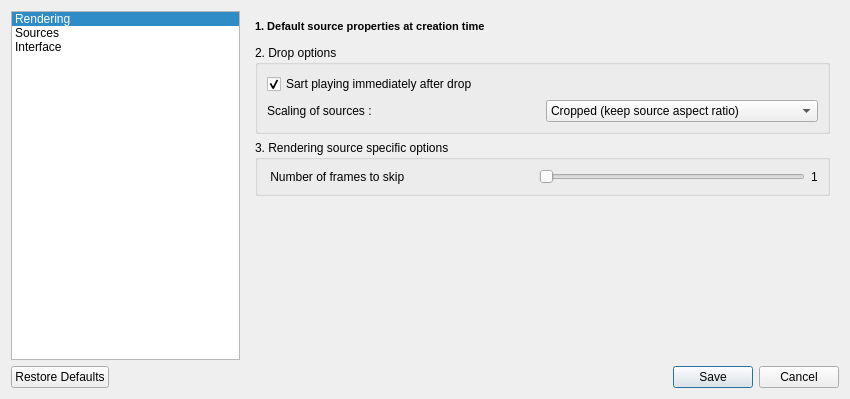
markus-wa/glmixer-mirror, file src/UserPreferencesDialog.ui: the form before one commit.
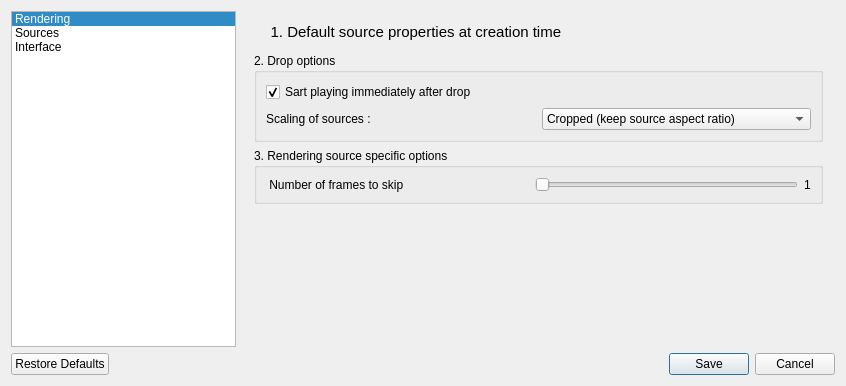
The form after the commit. The open tabs and pages were chosen to show the change. Icons and pictures are not drawn. Custom widgets are drawn as their Qt base class.

Patch:
```diff
--- a/src/UserPreferencesDialog.ui
+++ b/src/UserPreferencesDialog.ui
@@ -6,8 +6,8 @@
    <rect>
     <x>0</x>
     <y>0</y>
-    <width>850</width>
-    <height>399</height>
+    <width>846</width>
+    <height>386</height>
    </rect>
   </property>
   <property name="windowTitle">
@@ -90,6 +90,9 @@
    </item>
    <item row="0" column="1">
     <widget class="QStackedWidget" name="stackedPreferences">
+     <property name="layoutDirection">
+      <enum>Qt::LeftToRight</enum>
+     </property>
      <property name="currentIndex">
       <number>0</number>
      </property>
@@ -334,14 +337,19 @@
      </widget>
      <widget class="QWidget" name="PageSources">
       <layout class="QVBoxLayout" name="verticalLayout_5">
+       <property name="margin">
+        <number>12</number>
+       </property>
        <item>
         <widget class="QLabel" name="label_4">
+         <property name="styleSheet">
+          <string notr="true">font: 75 11pt;</string>
+         </property>
          <property name="text">
-          <string>&lt;!DOCTYPE HTML PUBLIC &quot;-//W3C//DTD HTML 4.0//EN&quot; &quot;http://www.w3.org/TR/REC-html40/strict.dtd&quot;&gt;
-&lt;html&gt;&lt;head&gt;&lt;meta name=&quot;qrichtext&quot; content=&quot;1&quot; /&gt;&lt;style type=&quot;text/css&quot;&gt;
-p, li { white-space: pre-wrap; }
-&lt;/style&gt;&lt;/head&gt;&lt;body style=&quot; font-family:'Sans Serif'; font-size:8pt; font-weight:400; font-style:normal;&quot;&gt;
-&lt;p style=&quot; margin-top:0px; margin-bottom:0px; margin-left:0px; margin-right:0px; -qt-block-indent:0; text-indent:0px;&quot;&gt;&lt;span style=&quot; font-weight:600;&quot;&gt;1. Default source properties at creation time&lt;/span&gt;&lt;/p&gt;&lt;/body&gt;&lt;/html&gt;</string>
+          <string>    1. Default source properties at creation time</string>
+         </property>
+         <property name="textFormat">
+          <enum>Qt::PlainText</enum>
          </property>
         </widget>
        </item>
```
Left out of the diff: 20 changed lines with no effect on the pictures.
